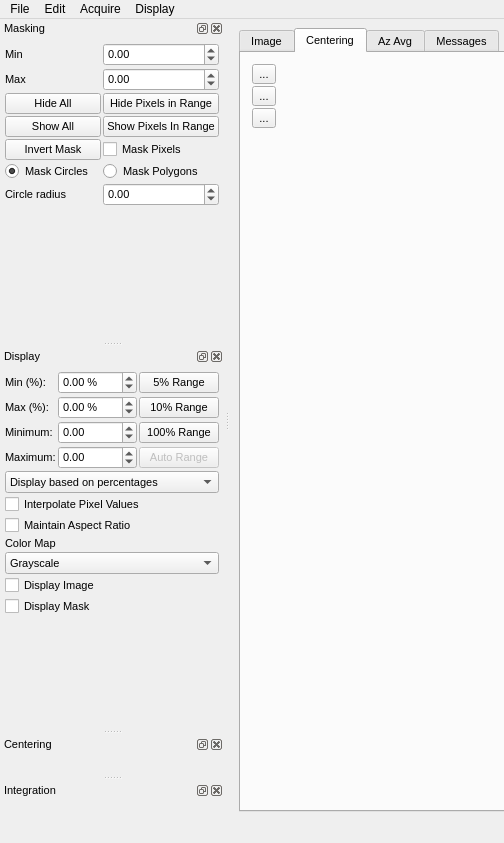
guyjennings/qxrd, file qxrdwindow.ui: the form before one commit; both pictures show x 0 to 504 and y 0 to 843 of the 1243 by 843 pixel window.
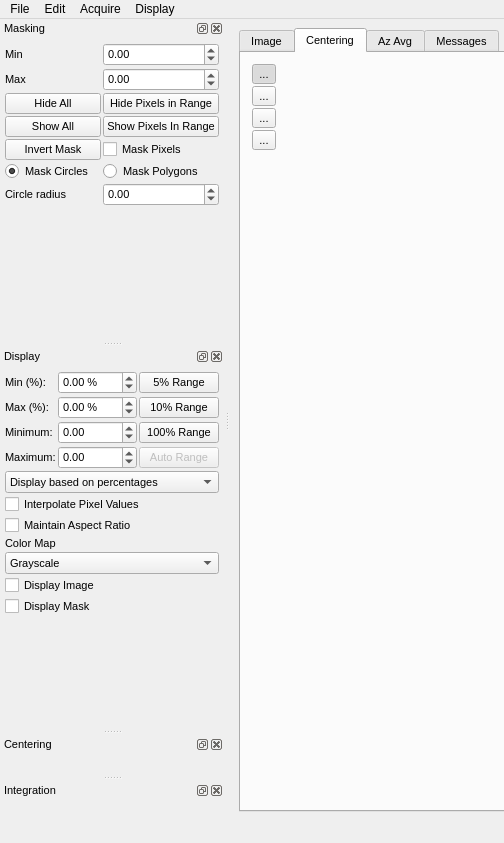
The form after the commit. The open tabs and pages were chosen to show the change. Icons and pictures are not drawn. Custom widgets are drawn as their Qt base class.

Commit message: Added measurer tool to all graphs

Patch:
```diff
--- a/qxrdwindow.ui
+++ b/qxrdwindow.ui
@@ -310,6 +310,15 @@
                 <height>24</height>
                </size>
               </property>
+              <property name="checkable">
+               <bool>true</bool>
+              </property>
+              <property name="checked">
+               <bool>true</bool>
+              </property>
+              <property name="autoExclusive">
+               <bool>true</bool>
+              </property>
              </widget>
             </item>
             <item row="1" column="1">
@@ -332,7 +341,7 @@
               </property>
              </widget>
             </item>
-            <item row="3" column="1">
+            <item row="4" column="1">
              <spacer name="verticalSpacer_5">
               <property name="orientation">
                <enum>Qt::Vertical</enum>
@@ -365,6 +374,35 @@
               </property>
              </widget>
             </item>
+            <item row="3" column="1">
+             <widget class="QToolButton" name="m_CenteringMeasureButton">
+              <property name="text">
+               <string>...</string>
+              </property>
+              <property name="icon">
+               <iconset resource="qxrdresources.qrc">
+                <normaloff>:/images/images/measure.png</normaloff>:/images/images/measure.png</iconset>
+              </property>
+              <property name="iconSize">
+               <size>
+                <width>24</width>
+                <height>24</height>
+               </size>
+              </property>
+              <property name="checkable">
+               <bool>true</bool>
+              </property>
+              <property name="autoExclusive">
+               <bool>true</bool>
+              </property>
+              <property name="autoRaise">
+               <bool>false</bool>
+              </property>
+              <property name="arrowType">
+               <enum>Qt::NoArrow</enum>
+              </property>
+             </widget>
+            </item>
            </layout>
           </widget>
          </item>
```
Left out of the diff: 40 changed lines with no effect on the pictures. The commit also changes 6 other files.
